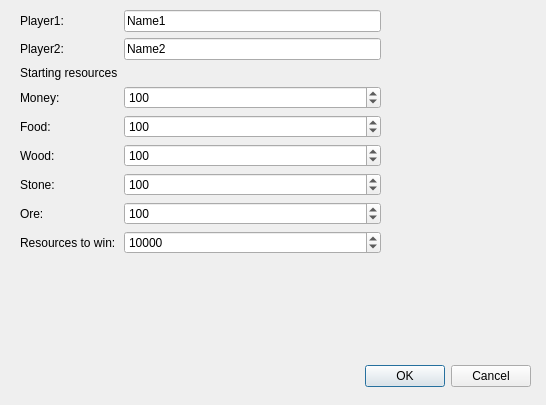
Before: the Qt Designer form Game/begindialog.ui in apsaarinen/Ohj3, drawn with Qt 5.
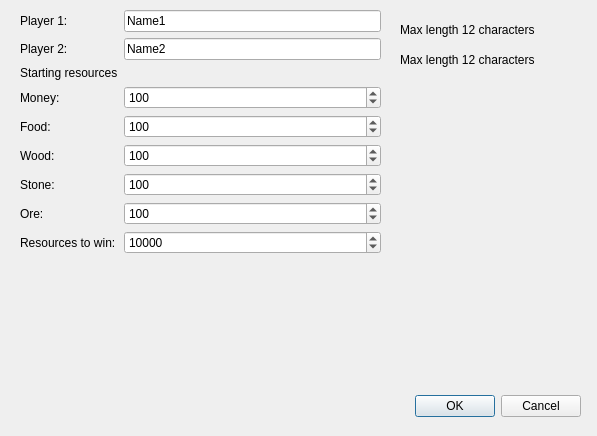
After: the same form once the commit is applied.

Commit message: Added end dialog for game results and restricted max player name length.

The edit to the form file:
```diff
--- a/Game/begindialog.ui
+++ b/Game/begindialog.ui
@@ -6,8 +6,8 @@
    <rect>
     <x>0</x>
     <y>0</y>
-    <width>546</width>
-    <height>405</height>
+    <width>597</width>
+    <height>436</height>
    </rect>
   </property>
   <property name="windowTitle">
@@ -16,8 +16,8 @@
   <widget class="QDialogButtonBox" name="buttonBox">
    <property name="geometry">
     <rect>
-     <x>190</x>
-     <y>360</y>
+     <x>240</x>
+     <y>390</y>
      <width>341</width>
      <height>32</height>
     </rect>
@@ -42,7 +42,7 @@
     <item row="0" column="0">
      <widget class="QLabel" name="label">
       <property name="text">
-       <string>Player1:</string>
+       <string>Player 1:</string>
       </property>
      </widget>
     </item>
@@ -134,7 +134,7 @@
     <item row="1" column="0">
      <widget class="QLabel" name="label_7">
       <property name="text">
-       <string>Player2:</string>
+       <string>Player 2:</string>
       </property>
      </widget>
     </item>
@@ -178,6 +178,32 @@
     </item>
    </layout>
   </widget>
+  <widget class="QLabel" name="label_10">
+   <property name="geometry">
+    <rect>
+     <x>400</x>
+     <y>20</y>
+     <width>181</width>
+     <height>20</height>
+    </rect>
+   </property>
+   <property name="text">
+    <string>Max length 12 characters</string>
+   </property>
+  </widget>
+  <widget class="QLabel" name="label_11">
+   <property name="geometry">
+    <rect>
+     <x>400</x>
+     <y>50</y>
+     <width>181</width>
+     <height>20</height>
+    </rect>
+   </property>
+   <property name="text">
+    <string>Max length 12 characters</string>
+   </property>
+  </widget>
  </widget>
  <resources/>
  <connections>
```
Left out of the diff: 6 changed lines with no effect on the pictures. The commit also changes 7 other files.
